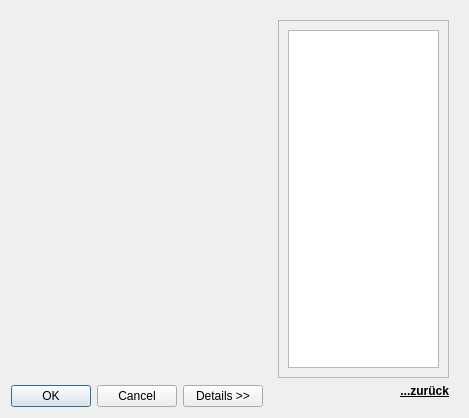
This is projektcheck/ui/parameter_dialog.ui in projektcheck/ProjektCheck-QGIS as Qt 5 draws it before an edit. The edited form follows.
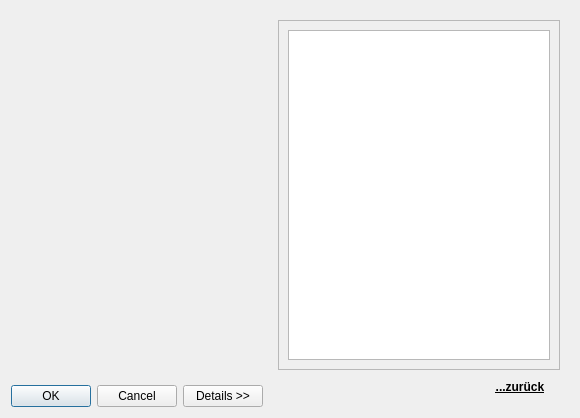
This is the edited form.

Commit message: help functions and buttons for parameter dialogs

```diff
--- a/projektcheck/ui/parameter_dialog.ui
+++ b/projektcheck/ui/parameter_dialog.ui
@@ -39,6 +39,12 @@
    </item>
    <item row="1" column="2" rowspan="2">
     <widget class="QWidget" name="help_widget" native="true">
+     <property name="minimumSize">
+      <size>
+       <width>300</width>
+       <height>0</height>
+      </size>
+     </property>
      <layout class="QVBoxLayout" name="verticalLayout">
       <item>
        <widget class="QScrollArea" name="scrollArea">
@@ -50,20 +56,39 @@
           <rect>
            <x>0</x>
            <y>0</y>
-           <width>182</width>
-           <height>378</height>
+           <width>286</width>
+           <height>366</height>
           </rect>
          </property>
          <layout class="QVBoxLayout" name="verticalLayout_2">
           <item>
-           <widget class="QTextEdit" name="textEdit"/>
+           <widget class="QTextEdit" name="help_text_edit">
+            <property name="readOnly">
+             <bool>true</bool>
+            </property>
+           </widget>
           </item>
          </layout>
         </widget>
        </widget>
       </item>
       <item>
-       <widget class="QLabel" name="back_label">
+       <layout class="QHBoxLayout" name="horizontalLayout">
+        <item>
+         <spacer name="horizontalSpacer">
+          <property name="orientation">
+           <enum>Qt::Horizontal</enum>
+          </property>
+          <property name="sizeHint" stdset="0">
+           <size>
+            <width>40</width>
+            <height>20</height>
+           </size>
+          </property>
+         </spacer>
+        </item>
+        <item>
+         <widget class="QPushButton" name="back_button">
         <property name="font">
          <font>
           <weight>75</weight>
@@ -74,10 +99,12 @@
         <property name="text">
          <string>...zurück</string>
         </property>
-        <property name="alignment">
-         <set>Qt::AlignRight|Qt::AlignTrailing|Qt::AlignVCenter</set>
-        </property>
-       </widget>
+          <property name="flat">
+           <bool>true</bool>
+          </property>
+         </widget>
+        </item>
+       </layout>
       </item>
      </layout>
     </widget>
```
Left out of the diff: 4 changed lines with no effect on the pictures. Lines whose indentation alone changed are shown as unchanged. The commit also changes 9 other files.
